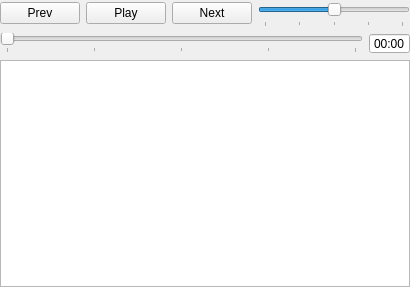
This is src/transport.ui in SMC-LAB/Eve as Qt 5 draws it before an edit. The edited form follows.
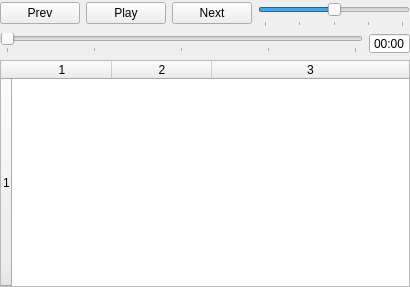
This is the edited form.

```diff
--- a/src/transport.ui
+++ b/src/transport.ui
@@ -243,10 +243,10 @@
         <number>1</number>
        </property>
        <property name="columnCount">
-        <number>1</number>
+        <number>3</number>
        </property>
        <attribute name="horizontalHeaderVisible">
-        <bool>false</bool>
+        <bool>true</bool>
        </attribute>
        <attribute name="horizontalHeaderCascadingSectionResizes">
         <bool>false</bool>
@@ -254,20 +254,25 @@
        <attribute name="horizontalHeaderHighlightSections">
         <bool>true</bool>
        </attribute>
+       <attribute name="horizontalHeaderMinimumSectionSize">
+        <number>0</number>
+       </attribute>
        <attribute name="horizontalHeaderStretchLastSection">
         <bool>true</bool>
        </attribute>
        <attribute name="verticalHeaderVisible">
-        <bool>false</bool>
+        <bool>true</bool>
        </attribute>
        <attribute name="verticalHeaderCascadingSectionResizes">
         <bool>false</bool>
        </attribute>
        <attribute name="verticalHeaderStretchLastSection">
-        <bool>false</bool>
+        <bool>true</bool>
        </attribute>
        <row/>
        <column/>
+       <column/>
+       <column/>
       </widget>
      </item>
     </layout>
```
Left out of the diff: 6 changed lines with no effect on the pictures.
